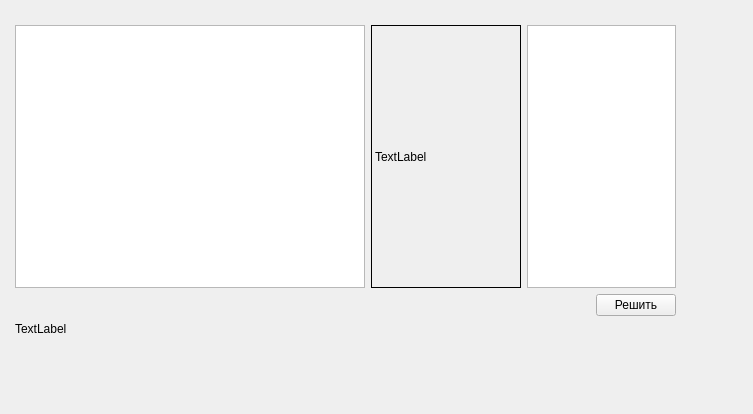
This is MyClient/MyClient/MyClient.ui in zagaynov-andrew/task-launcher as Qt 5 draws it before an edit. The edited form follows.
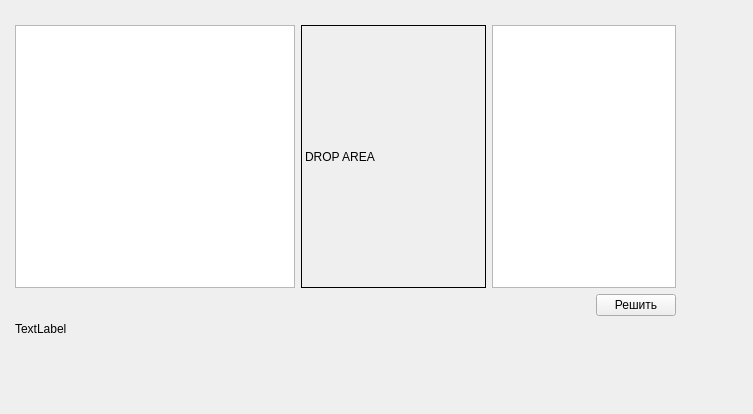
This is the edited form. Custom widgets are drawn as their Qt base class.

Patch:
```diff
--- a/MyClient/MyClient/MyClient.ui
+++ b/MyClient/MyClient/MyClient.ui
@@ -41,7 +41,7 @@
        <widget class="QListWidget" name="tasksList">
         <property name="minimumSize">
          <size>
-          <width>350</width>
+          <width>280</width>
           <height>0</height>
          </size>
         </property>
@@ -53,7 +53,7 @@
          <enum>QFrame::Box</enum>
         </property>
         <property name="text">
-         <string>TextLabel</string>
+         <string>DROP AREA</string>
         </property>
        </widget>
       </item>
```
Left out of the diff: 6 changed lines with no effect on the pictures.
